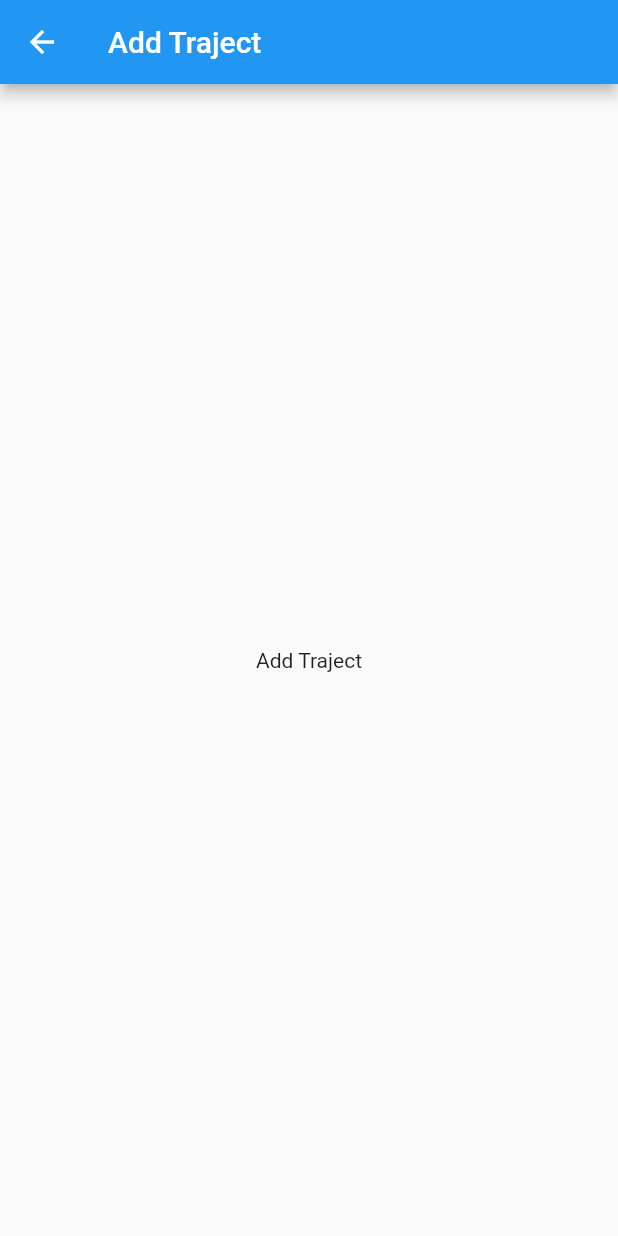
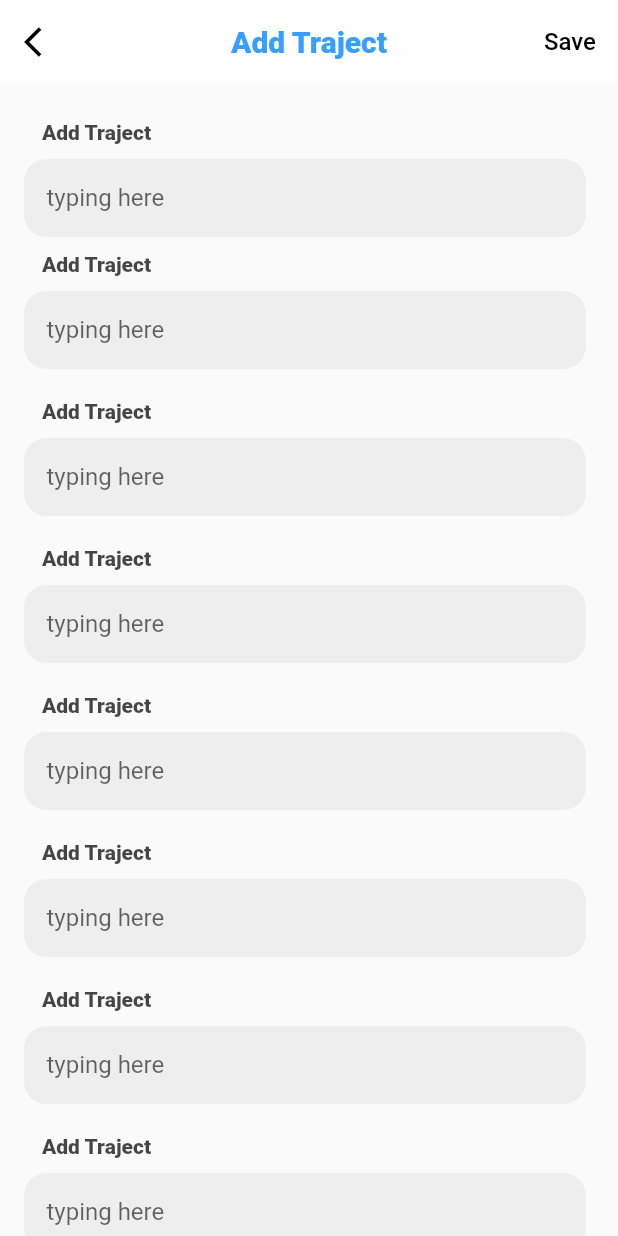
Before and after one commit to abdessamadpas/Sendagest-Transport-Management, a Flutter app: the Trajects screen opened directly, after a tap on "Add Traject", on a phone screen of 412 x 824 dp. Run offline on Flutter 3.47's test engine with Material 2 defaults, Android fonts, the phone set to English and light mode, and no system bars; our stand-ins replace fl_chart, flutter_inset_box_shadow, flutter_screenutil, flutter_switch, font_awesome_flutter, percent_indicator; missing offline and left inert: blurry, ternav_icons.

```diff
--- a/lib/screens/add_traject_page.dart
+++ b/lib/screens/add_traject_page.dart
@@ -1,4 +1,13 @@
+// ignore_for_file: prefer_const_literals_to_create_immutables, prefer_const_constructors
+
+import 'dart:ui';
+
 import 'package:flutter/material.dart';
+import 'package:sendatrack/screens/main_screen.dart';
+import 'package:sendatrack/widgets/textFormField.dart';
+import '../constant.dart';
+import 'package:blurry/blurry.dart';
+import 'package:sendatrack/screens/main_screen.dart';
 
 class AddTraject extends StatefulWidget {
   const AddTraject({super.key});
@@ -11,11 +20,96 @@ class _nameState extends State<AddTraject> {
   @override
   Widget build(BuildContext context) {
     return Scaffold(
+      extendBodyBehindAppBar: true,
       appBar: AppBar(
-        title: const Text('Add Traject'),
+        flexibleSpace: ClipRect(
+          child: BackdropFilter(
+            filter: ImageFilter.blur(sigmaX: 3, sigmaY: 3),
+            child: Container(
+              color: Colors.transparent,
+            ),
+          ),
+        ),
+        elevation: 0,
+        backgroundColor: Colors.white.withAlpha(200),
+        title: const Text('Add Traject',
+            style: TextStyle(color: kDarkBlue, fontWeight: FontWeight.w800)),
+        centerTitle: true,
+        leading: IconButton(
+          icon: const Icon(Icons.arrow_back_ios),
+          color: Colors.black,
+          onPressed: () {
+            Navigator.pop(context);
+          },
+        ),
+        actions: [
+          TextButton(
+            onPressed: () {
+              Blurry.info(
+                title: 'add traject',
+                description:
+                    'are you sure you want to add this traject to your list ?',
+                confirmButtonText: 'Confirm',
+                onConfirmButtonPressed: () {
+                  Navigator.push(context,
+                      MaterialPageRoute(builder: (context) => MainScreen()));
+                },
+                barrierColor: Colors.white.withOpacity(0.7),
+                dismissable: false,
+              ).show(context);
+            },
+            child: const Text('Save',
+                style: TextStyle(color: Colors.black, fontSize: 16)),
+          ),
+        ],
       ),
-      body: const Center(
-        child: Text('Add Traject'),
+      body: SingleChildScrollView(
+        child: SafeArea(
+          child: Padding(
+              padding:
+                  const EdgeInsets.symmetric(horizontal: 16.0, vertical: 24),
+              child: Column(
+                children: [
+                  InputForm(),
+                  SizedBox(
+                    height: 10,
+                  ),
+                  InputForm(),
+                  SizedBox(
+                    height: 20,
+                  ),
+                  InputForm(),
+                  SizedBox(
+                    height: 20,
+                  ),
+                  InputForm(),
+                  SizedBox(
+                    height: 20,
+                  ),
+                  InputForm(),
+                  SizedBox(
+                    height: 20,
+                  ),
+                  InputForm(),
+                  SizedBox(
+                    height: 20,
+                  ),
+                  InputForm(),
+                  SizedBox(
+                    height: 20,
+                  ),
+                  InputForm(),
+                  SizedBox(
+                    height: 20,
+                  ),
+                  InputForm(),
+                  SizedBox(
+                    height: 20,
+                  ),
+                  InputForm(),
+                ],
+              )),
+        ),
       ),
     );
   }
--- /dev/null
+++ b/lib/screens/details_trajects.dart
@@ -0,0 +1,15 @@
+import 'package:flutter/material.dart';
+
+class Detail_traject extends StatefulWidget {
+  const Detail_traject({super.key});
+
+  @override
+  State<Detail_traject> createState() => _Detail_trajectState();
+}
+
+class _Detail_trajectState extends State<Detail_traject> {
+  @override
+  Widget build(BuildContext context) {
+    return Container(child: Text('details traject'));
+  }
+}
--- a/lib/screens/trajects_screen.dart
+++ b/lib/screens/trajects_screen.dart
@@ -1,3 +1,5 @@
+// ignore_for_file: prefer_const_literals_to_create_immutables
+
 import 'package:flutter/material.dart';
 import 'package:sendatrack/widgets/trajects_header.dart';
 import '../widgets/projects_grid.dart';
--- a/lib/widgets/projects_grid.dart
+++ b/lib/widgets/projects_grid.dart
@@ -1,5 +1,8 @@
+// ignore_for_file: prefer_const_constructors
+
 import 'package:sendatrack/data/data.dart';
 import 'package:flutter/material.dart';
+import 'package:sendatrack/screens/details_trajects.dart';
 
 class ProjectsGrid extends StatelessWidget {
   const ProjectsGrid({Key? key}) : super(key: key);
@@ -70,11 +73,22 @@ class ProjectsGrid extends StatelessWidget {
                   const Spacer(),
                   Column(
                     mainAxisAlignment: MainAxisAlignment.center,
-                    children: const [
-                      Icon(
-                        Icons.more_vert,
-                        color: Colors.grey,
-                      )
+                    children: [
+                      GestureDetector(
+                        onTap: () {
+                          Navigator.push(
+                              context,
+                              MaterialPageRoute(
+                                  builder: (context) => Detail_traject()));
+                        },
+                        child: IconButton(
+                          onPressed: null,
+                          icon: Icon(
+                            Icons.more_vert,
+                            color: Colors.grey,
+                          ),
+                        ),
+                      ),
                     ],
                   )
                 ],
--- /dev/null
+++ b/lib/widgets/textFormField.dart
@@ -0,0 +1,56 @@
+// ignore_for_file: prefer_const_constructors
+
+import 'package:flutter/material.dart';
+import '../constant.dart';
+
+class InputForm extends StatefulWidget {
+  const InputForm({super.key});
+
+  @override
+  State<InputForm> createState() => _InputFormState();
+}
+
+class _InputFormState extends State<InputForm> {
+  @override
+  Widget build(BuildContext context) {
+    return Container(
+      child: Column(
+        crossAxisAlignment: CrossAxisAlignment.start,
+        children: [
+          Padding(
+            padding: EdgeInsets.symmetric(horizontal: 12, vertical: 0),
+            child: Text(
+              'Add Traject',
+              overflow: TextOverflow.ellipsis,
+              style: TextStyle(
+                  color: Color.fromARGB(185, 0, 0, 0),
+                  fontWeight: FontWeight.w800),
+            ),
+          ),
+          SizedBox(
+            height: 10,
+          ),
+          Container(
+              padding: const EdgeInsets.symmetric(horizontal: 10, vertical: 2),
+              width: MediaQuery.of(context).size.width / 1.1,
+              decoration: BoxDecoration(
+                color: Colors.grey[200],
+                borderRadius: BorderRadius.circular(15),
+              ),
+              child: TextFormField(
+                cursorColor: Colors.black,
+                decoration: InputDecoration(
+                    border: InputBorder.none,
+                    focusedBorder: InputBorder.none,
+                    enabledBorder: InputBorder.none,
+                    errorBorder: InputBorder.none,
+                    disabledBorder: InputBorder.none,
+                    contentPadding: EdgeInsets.only(
+                        left: 5, bottom: 11, top: 11, right: 15),
+                    hintText: "typing here"),
+              )),
+        ],
+      ),
+    );
+  }
+}
--- a/pubspec.yaml
+++ b/pubspec.yaml
@@ -45,6 +45,7 @@ dependencies:
   ternav_icons: ^1.0.0
   percent_indicator: ^4.2.2
   flutter_custom_tab_bar: ^1.2.1
+  blurry: ^1.4.2
 dev_dependencies:
   flutter_test:
     sdk: flutter
```
Also changed, not shown: pubspec.lock.
